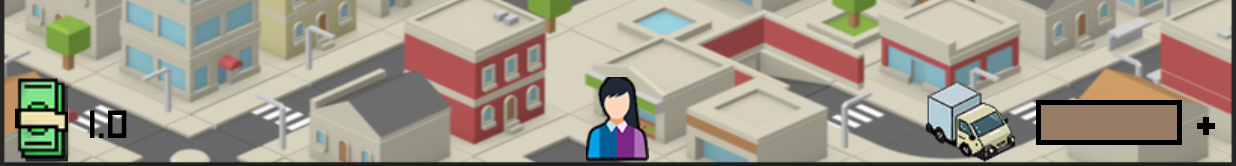
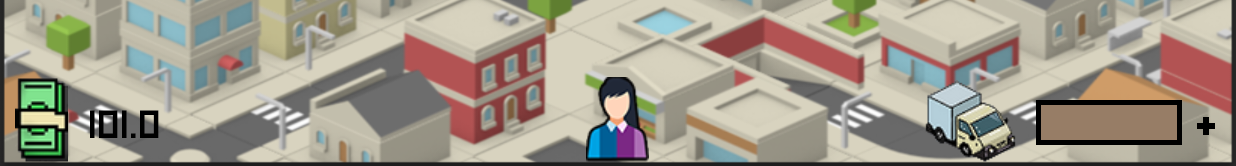
Before and after one commit to anzouaoui/companySimulator, an Android app: the MainActivity screen opened directly, with no data from a screen before it, after a tap on "Bouton back", on a phone screen of 824 x 412 dp (held sideways). Shown: the part 452-618 px from the top of the screen. Run offline under Robolectric (Android 15) with nearby library versions, the phone set to English and light mode, and no system bars; 2 other taps on this screen came first.

Commit message:
mises a jour

```diff
--- a/app/src/main/java/com/itescia/compagnysimulator/Entreprise.java
+++ b/app/src/main/java/com/itescia/compagnysimulator/Entreprise.java
@@ -172,7 +172,7 @@ public class Entreprise {
         this.nomEntreprise = nomEntreprise;
         this.niveau = 1;
         this.bonheur = 0.5;
-        this.argent = 0;
+        this.argent = 100;
         this.reputation = 0.5;
         this.tauxSecuInfo = 0.5;
         this.tauxFormationSecuInfo = 0.5;
--- a/app/src/main/java/com/itescia/compagnysimulator/MainActivity.java
+++ b/app/src/main/java/com/itescia/compagnysimulator/MainActivity.java
@@ -1604,11 +1604,11 @@ public class MainActivity extends AppCompatActivity {
     }
 
     public void UpdateUINiveauFormation() {
-        double test = ((int)(entreprise.getNiveauMoyenFormation()/5*100));
+        double test = (int)(entreprise.getNiveauMoyenDomaine("Securite")/5*100);
         tv_niveaumoyen.setText(String.valueOf(entreprise.getNiveauMoyenFormation()));
         progressBarNiveauFormation.setProgress((int)entreprise.getNiveauMoyenFormation()*100);
         progressBarFormation.setProgress(((int)(entreprise.getNiveauMoyenFormation()/5*100)));
-        progressBarFormationSecuriteInfo.setProgress(((int)(entreprise.getNiveauMoyenDomaine("Securite")/5*100)));
+        progressBarEmployesSecurite.setProgress((int)(entreprise.getNiveauMoyenDomaine("Securite")/5*100));
     }
     /**
      * Met à jour l'écran du détail de la sécurité
```
